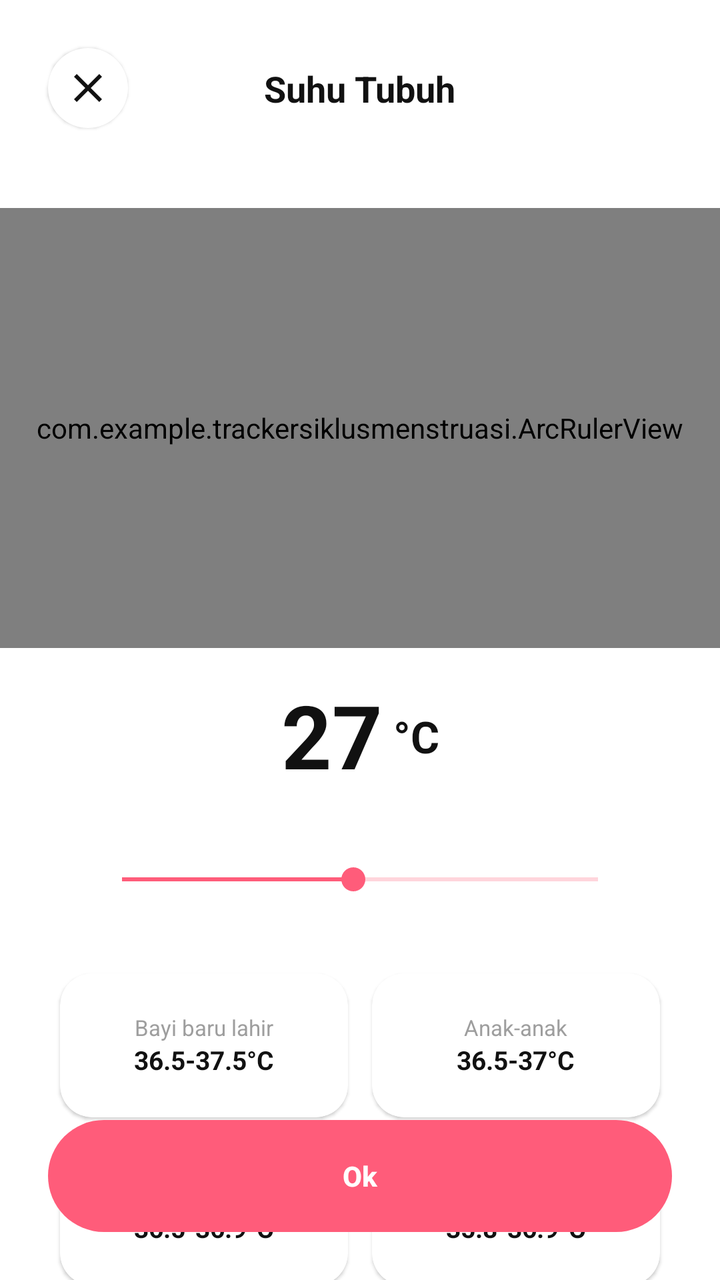
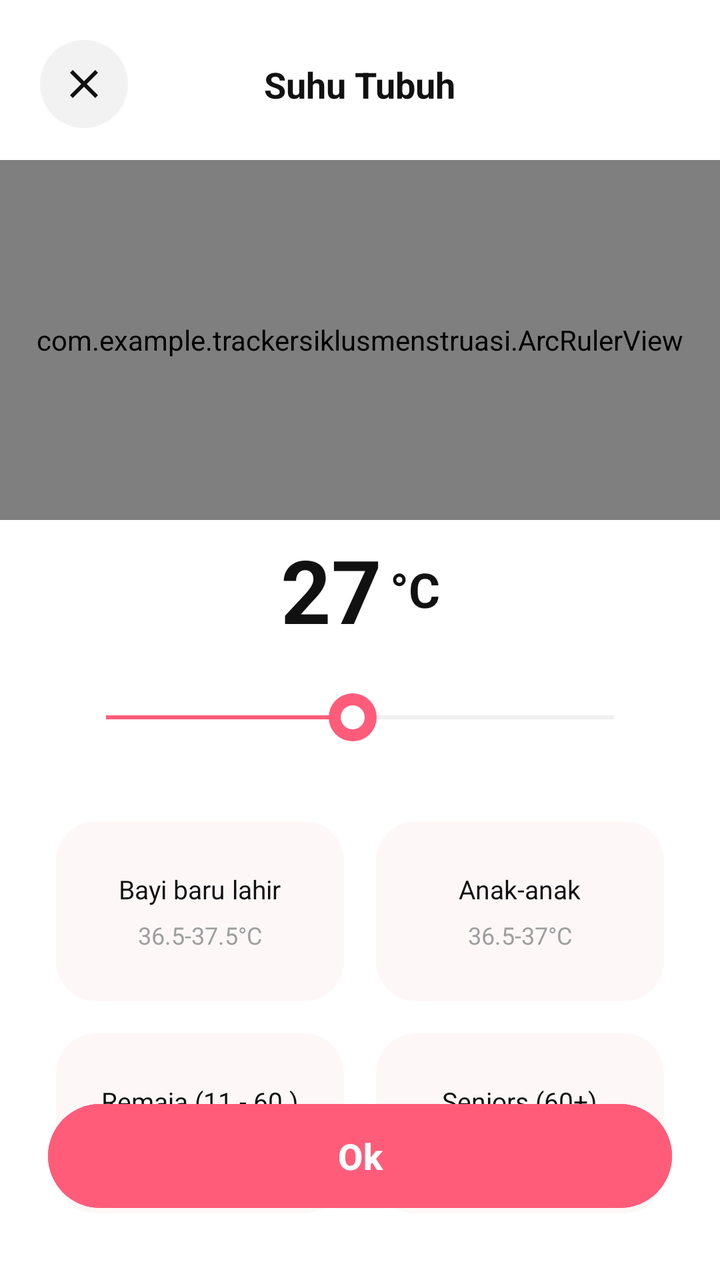

Two renders of the same Android screen: before a commit and after it. Below are the layout's source before the change and the commit's diff.
<!-- AndroidManifest.xml: application theme Theme.TrackerSiklusMenstruasi -->
<!-- res/layout/activity_temp_entry.xml -->
<?xml version="1.0" encoding="utf-8"?>
<androidx.constraintlayout.widget.ConstraintLayout xmlns:android="http://schemas.android.com/apk/res/android"
    xmlns:app="http://schemas.android.com/apk/res-auto"
    android:layout_width="match_parent"
    android:layout_height="match_parent"
    android:background="@color/white">

    <ImageButton
        android:id="@+id/btnClose"
        android:layout_width="40dp"
        android:layout_height="40dp"
        android:layout_marginStart="24dp"
        android:layout_marginTop="24dp"
        android:background="@drawable/bg_circle_white"
        android:elevation="1dp"
        android:src="@drawable/ic_close"
        app:layout_constraintStart_toStartOf="parent"
        app:layout_constraintTop_toTopOf="parent"
        app:tint="@color/black"
        android:contentDescription="Close" />

    <TextView
        android:layout_width="wrap_content"
        android:layout_height="wrap_content"
        android:text="Suhu Tubuh"
        android:textColor="@color/black"
        android:textSize="18sp"
        android:textStyle="bold"
        app:layout_constraintBottom_toBottomOf="@id/btnClose"
        app:layout_constraintEnd_toEndOf="parent"
        app:layout_constraintStart_toStartOf="parent"
        app:layout_constraintTop_toTopOf="@id/btnClose" />

    <com.example.trackersiklusmenstruasi.ArcRulerView
        android:id="@+id/arcRulerView"
        android:layout_width="match_parent"
        android:layout_height="220dp"
        android:layout_marginTop="40dp"
        app:layout_constraintTop_toBottomOf="@id/btnClose" />

    <LinearLayout
        android:id="@+id/tempDisplay"
        android:layout_width="wrap_content"
        android:layout_height="wrap_content"
        android:layout_marginTop="16dp"
        android:orientation="horizontal"
        android:gravity="bottom"
        app:layout_constraintEnd_toEndOf="parent"
        app:layout_constraintStart_toStartOf="parent"
        app:layout_constraintTop_toBottomOf="@id/arcRulerView">
        <TextView
            android:id="@+id/tvTempValue"
            android:layout_width="wrap_content"
            android:layout_height="wrap_content"
            android:text="27"
            android:textColor="@color/black"
            android:textSize="44sp"
            android:textStyle="bold" />
        <TextView
            android:layout_width="wrap_content"
            android:layout_height="wrap_content"
            android:text=" °C"
            android:textColor="@color/black"
            android:textSize="22sp"
            android:layout_marginBottom="8dp"
            android:textStyle="bold" />
    </LinearLayout>

    <SeekBar
        android:id="@+id/tempSeekBar"
        android:layout_width="0dp"
        android:layout_height="wrap_content"
        android:layout_marginTop="32dp"
        android:max="45"
        android:min="10"
        android:progress="27"
        android:progressTint="@color/pink_main"
        android:thumbTint="@color/pink_main"
        app:layout_constraintEnd_toEndOf="parent"
        app:layout_constraintStart_toStartOf="parent"
        app:layout_constraintTop_toBottomOf="@id/tempDisplay"
        app:layout_constraintWidth_percent="0.75" />

    <GridLayout
        android:layout_width="match_parent"
        android:layout_height="wrap_content"
        android:layout_marginTop="32dp"
        android:columnCount="2"
        android:paddingHorizontal="24dp"
        app:layout_constraintTop_toBottomOf="@id/tempSeekBar">

        <androidx.cardview.widget.CardView
            android:layout_width="0dp"
            android:layout_height="72dp"
            android:layout_columnWeight="1"
            android:layout_margin="6dp"
            app:cardCornerRadius="16dp"
            app:cardElevation="1dp">
            <LinearLayout android:layout_width="match_parent" android:layout_height="match_parent" android:orientation="vertical" android:gravity="center" android:padding="8dp">
                <TextView android:layout_width="wrap_content" android:layout_height="wrap_content" android:text="Bayi baru lahir" android:textSize="11sp" android:textColor="@color/gray" />
                <TextView android:layout_width="wrap_content" android:layout_height="wrap_content" android:text="36.5-37.5°C" android:textStyle="bold" android:textSize="13sp" android:textColor="@color/black" />
            </LinearLayout>
        </androidx.cardview.widget.CardView>

        <androidx.cardview.widget.CardView
            android:layout_width="0dp"
            android:layout_height="72dp"
            android:layout_columnWeight="1"
            android:layout_margin="6dp"
            app:cardCornerRadius="16dp"
            app:cardElevation="1dp">
            <LinearLayout android:layout_width="match_parent" android:layout_height="match_parent" android:orientation="vertical" android:gravity="center" android:padding="8dp">
                <TextView android:layout_width="wrap_content" android:layout_height="wrap_content" android:text="Anak-anak" android:textSize="11sp" android:textColor="@color/gray" />
                <TextView android:layout_width="wrap_content" android:layout_height="wrap_content" android:text="36.5-37°C" android:textStyle="bold" android:textSize="13sp" android:textColor="@color/black" />
            </LinearLayout>
        </androidx.cardview.widget.CardView>

        <androidx.cardview.widget.CardView
            android:layout_width="0dp"
            android:layout_height="72dp"
            android:layout_columnWeight="1"
            android:layout_margin="6dp"
            app:cardCornerRadius="16dp"
            app:cardElevation="1dp">
            <LinearLayout android:layout_width="match_parent" android:layout_height="match_parent" android:orientation="vertical" android:gravity="center" android:padding="8dp">
                <TextView android:layout_width="wrap_content" android:layout_height="wrap_content" android:text="Remaja (11 - 60)" android:textSize="11sp" android:textColor="@color/gray" />
                <TextView android:layout_width="wrap_content" android:layout_height="wrap_content" android:text="36.5-36.9°C" android:textStyle="bold" android:textSize="13sp" android:textColor="@color/black" />
            </LinearLayout>
        </androidx.cardview.widget.CardView>

        <androidx.cardview.widget.CardView
            android:layout_width="0dp"
            android:layout_height="72dp"
            android:layout_columnWeight="1"
            android:layout_margin="6dp"
            app:cardCornerRadius="16dp"
            app:cardElevation="1dp">
            <LinearLayout android:layout_width="match_parent" android:layout_height="match_parent" android:orientation="vertical" android:gravity="center" android:padding="8dp">
                <TextView android:layout_width="wrap_content" android:layout_height="wrap_content" android:text="Seniors (60+)" android:textSize="11sp" android:textColor="@color/gray" />
                <TextView android:layout_width="wrap_content" android:layout_height="wrap_content" android:text="35.8-36.9°C" android:textStyle="bold" android:textSize="13sp" android:textColor="@color/black" />
            </LinearLayout>
        </androidx.cardview.widget.CardView>

    </GridLayout>

    <Button
        android:id="@+id/btnOk"
        android:layout_width="match_parent"
        android:layout_height="56dp"
        android:layout_marginHorizontal="24dp"
        android:layout_marginBottom="24dp"
        android:background="@drawable/bg_button_pink"
        android:text="Ok"
        android:textAllCaps="false"
        android:textColor="@android:color/white"
        android:textStyle="bold"
        app:backgroundTint="@color/pink_main"
        app:layout_constraintBottom_toBottomOf="parent" />

</androidx.constraintlayout.widget.ConstraintLayout>
<!-- resources referenced by this layout -->
<resources>
  <color name="black">#111111</color>
  <color name="gray">#9E9E9E</color>
  <color name="pink_main">#FF5C7A</color>
  <color name="white">#FFFFFF</color>
  <!-- drawable bg_button_pink (drawable) -->
  <?xml version="1.0" encoding="utf-8"?>
  <ripple xmlns:android="http://schemas.android.com/apk/res/android"
      android:color="#40FFFFFF">
      <item>
          <shape android:shape="rectangle">
              <solid android:color="@color/pink_main" />
              <corners android:radius="30dp" />
          </shape>
      </item>
  </ripple>
  <!-- drawable bg_circle_white (drawable) -->
  <?xml version="1.0" encoding="utf-8"?>
  <shape xmlns:android="http://schemas.android.com/apk/res/android"
      android:shape="oval">
      <solid android:color="@color/white" />
  </shape>
  <!-- drawable ic_close (drawable) -->
  <vector xmlns:android="http://schemas.android.com/apk/res/android"
      android:width="24dp"
      android:height="24dp"
      android:viewportWidth="24"
      android:viewportHeight="24">
      <path
          android:fillColor="#000000"
          android:pathData="M19,6.41L17.59,5L12,10.59L6.41,5L5,6.41L10.59,12L5,17.59L6.41,19L12,13.41L17.59,19L19,17.59L13.41,12L19,6.41Z" />
  </vector>
  <style name="Theme.TrackerSiklusMenstruasi" parent="Base.Theme.TrackerSiklusMenstruasi">
          
          <item name="android:editTextColor">@color/pink_main</item>
          <item name="android:textColorPrimary">@color/pink_main</item>
      </style>
  <style name="Base.Theme.TrackerSiklusMenstruasi" parent="Theme.Material3.DayNight.NoActionBar">
          
          <item name="colorPrimary">@color/pink_main</item>
          <item name="colorControlNormal">@color/pink_main</item>
      </style>
</resources>

<!-- the commit's change to res/layout/activity_temp_entry.xml (unified diff, before → after) -->
@@ -1,48 +1,57 @@
 <?xml version="1.0" encoding="utf-8"?>
 <androidx.constraintlayout.widget.ConstraintLayout xmlns:android="http://schemas.android.com/apk/res/android"
     xmlns:app="http://schemas.android.com/apk/res-auto"
+    xmlns:tools="http://schemas.android.com/tools"
     android:layout_width="match_parent"
     android:layout_height="match_parent"
     android:background="@color/white">
 
-    <ImageButton
-        android:id="@+id/btnClose"
-        android:layout_width="40dp"
-        android:layout_height="40dp"
-        android:layout_marginStart="24dp"
-        android:layout_marginTop="24dp"
-        android:background="@drawable/bg_circle_white"
-        android:elevation="1dp"
-        android:src="@drawable/ic_close"
-        app:layout_constraintStart_toStartOf="parent"
-        app:layout_constraintTop_toTopOf="parent"
-        app:tint="@color/black"
-        android:contentDescription="Close" />
+    
+    <androidx.constraintlayout.widget.ConstraintLayout
+        android:id="@+id/header"
+        android:layout_width="match_parent"
+        android:layout_height="wrap_content"
+        android:paddingHorizontal="20dp"
+        android:paddingTop="20dp"
+        app:layout_constraintTop_toTopOf="parent">
 
-    <TextView
-        android:layout_width="wrap_content"
-        android:layout_height="wrap_content"
-        android:text="Suhu Tubuh"
-        android:textColor="@color/black"
-        android:textSize="18sp"
-        android:textStyle="bold"
-        app:layout_constraintBottom_toBottomOf="@id/btnClose"
-        app:layout_constraintEnd_toEndOf="parent"
-        app:layout_constraintStart_toStartOf="parent"
-        app:layout_constraintTop_toTopOf="@id/btnClose" />
+        <ImageButton
+            android:id="@+id/btnClose"
+            android:layout_width="44dp"
+            android:layout_height="44dp"
+            android:background="@drawable/bg_circle_button"
+            android:src="@drawable/ic_close"
+            app:layout_constraintStart_toStartOf="parent"
+            app:layout_constraintTop_toTopOf="parent"
+            app:tint="@color/black" />
 
+        <TextView
+            android:layout_width="wrap_content"
+            android:layout_height="wrap_content"
+            android:text="Suhu Tubuh"
+            android:textColor="@color/black"
+            android:textSize="18sp"
+            android:textStyle="bold"
+            app:layout_constraintBottom_toBottomOf="@id/btnClose"
+            app:layout_constraintEnd_toEndOf="parent"
+            app:layout_constraintStart_toStartOf="parent"
+            app:layout_constraintTop_toTopOf="@id/btnClose" />
+    </androidx.constraintlayout.widget.ConstraintLayout>
+
+    
     <com.example.trackersiklusmenstruasi.ArcRulerView
         android:id="@+id/arcRulerView"
         android:layout_width="match_parent"
-        android:layout_height="220dp"
-        android:layout_marginTop="40dp"
-        app:layout_constraintTop_toBottomOf="@id/btnClose" />
+        android:layout_height="180dp"
+        android:layout_marginTop="16dp"
+        app:layout_constraintTop_toBottomOf="@id/header" />
 
+    
     <LinearLayout
         android:id="@+id/tempDisplay"
         android:layout_width="wrap_content"
         android:layout_height="wrap_content"
-        android:layout_marginTop="16dp"
+        android:layout_marginTop="8dp"
         android:orientation="horizontal"
         android:gravity="bottom"
         app:layout_constraintEnd_toEndOf="parent"
@@ -59,10 +68,11 @@
         <TextView
             android:layout_width="wrap_content"
             android:layout_height="wrap_content"
-            android:text=" °C"
+            android:text="°C"
             android:textColor="@color/black"
-            android:textSize="22sp"
+            android:textSize="24sp"
             android:layout_marginBottom="8dp"
+            android:layout_marginStart="4dp"
             android:textStyle="bold" />
     </LinearLayout>
 
@@ -70,74 +80,80 @@
         android:id="@+id/tempSeekBar"
         android:layout_width="0dp"
         android:layout_height="wrap_content"
-        android:layout_marginTop="32dp"
+        android:layout_marginTop="20dp"
         android:max="45"
         android:min="10"
         android:progress="27"
-        android:progressTint="@color/pink_main"
-        android:thumbTint="@color/pink_main"
+        android:progressDrawable="@drawable/seekbar_track_pink"
+        android:thumb="@drawable/seekbar_thumb_pink"
+        android:splitTrack="false"
         app:layout_constraintEnd_toEndOf="parent"
         app:layout_constraintStart_toStartOf="parent"
         app:layout_constraintTop_toBottomOf="@id/tempDisplay"
-        app:layout_constraintWidth_percent="0.75" />
+        app:layout_constraintWidth_percent="0.8" />
 
+    
     <GridLayout
         android:layout_width="match_parent"
         android:layout_height="wrap_content"
         android:layout_marginTop="32dp"
         android:columnCount="2"
-        android:paddingHorizontal="24dp"
+        android:paddingHorizontal="20dp"
         app:layout_constraintTop_toBottomOf="@id/tempSeekBar">
 
         <androidx.cardview.widget.CardView
             android:layout_width="0dp"
-            android:layout_height="72dp"
+            android:layout_height="90dp"
             android:layout_columnWeight="1"
-            android:layout_margin="6dp"
-            app:cardCornerRadius="16dp"
-            app:cardElevation="1dp">
-            <LinearLayout android:layout_width="match_parent" android:layout_height="match_parent" android:orientation="vertical" android:gravity="center" android:padding="8dp">
-                <TextView android:layout_width="wrap_content" android:layout_height="wrap_content" android:text="Bayi baru lahir" android:textSize="11sp" android:textColor="@color/gray" />
-                <TextView android:layout_width="wrap_content" android:layout_height="wrap_content" android:text="36.5-37.5°C" android:textStyle="bold" android:textSize="13sp" android:textColor="@color/black" />
+            android:layout_margin="8dp"
+            app:cardCornerRadius="20dp"
+            app:cardElevation="0dp"
+            app:cardBackgroundColor="#FDF7F8">
+            <LinearLayout android:layout_width="match_parent" android:layout_height="match_parent" android:orientation="vertical" android:gravity="center" android:padding="12dp">
+                <TextView android:layout_width="wrap_content" android:layout_height="wrap_content" android:text="Bayi baru lahir" android:textSize="13sp" android:textColor="@color/black" />
+                <TextView android:layout_width="wrap_content" android:layout_height="wrap_content" android:layout_marginTop="6dp" android:text="36.5-37.5°C" android:textColor="@color/gray" android:textSize="12sp" />
             </LinearLayout>
         </androidx.cardview.widget.CardView>
 
         <androidx.cardview.widget.CardView
             android:layout_width="0dp"
-            android:layout_height="72dp"
+            android:layout_height="90dp"
             android:layout_columnWeight="1"
-            android:layout_margin="6dp"
-            app:cardCornerRadius="16dp"
-            app:cardElevation="1dp">
-            <LinearLayout android:layout_width="match_parent" android:layout_height="match_parent" android:orientation="vertical" android:gravity="center" android:padding="8dp">
-                <TextView android:layout_width="wrap_content" android:layout_height="wrap_content" android:text="Anak-anak" android:textSize="11sp" android:textColor="@color/gray" />
-                <TextView android:layout_width="wrap_content" android:layout_height="wrap_content" android:text="36.5-37°C" android:textStyle="bold" android:textSize="13sp" android:textColor="@color/black" />
+            android:layout_margin="8dp"
+            app:cardCornerRadius="20dp"
+            app:cardElevation="0dp"
+            app:cardBackgroundColor="#FDF7F8">
+            <LinearLayout android:layout_width="match_parent" android:layout_height="match_parent" android:orientation="vertical" android:gravity="center" android:padding="12dp">
+                <TextView android:layout_width="wrap_content" android:layout_height="wrap_content" android:text="Anak-anak" android:textSize="13sp" android:textColor="@color/black" />
+                <TextView android:layout_width="wrap_content" android:layout_height="wrap_content" android:layout_marginTop="6dp" android:text="36.5-37°C" android:textColor="@color/gray" android:textSize="12sp" />
             </LinearLayout>
         </androidx.cardview.widget.CardView>
 
         <androidx.cardview.widget.CardView
             android:layout_width="0dp"
-            android:layout_height="72dp"
+            android:layout_height="90dp"
             android:layout_columnWeight="1"
-            android:layout_margin="6dp"
-            app:cardCornerRadius="16dp"
-            app:cardElevation="1dp">
-            <LinearLayout android:layout_width="match_parent" android:layout_height="match_parent" android:orientation="vertical" android:gravity="center" android:padding="8dp">
-                <TextView android:layout_width="wrap_content" android:layout_height="wrap_content" android:text="Remaja (11 - 60)" android:textSize="11sp" android:textColor="@color/gray" />
-                <TextView android:layout_width="wrap_content" android:layout_height="wrap_content" android:text="36.5-36.9°C" android:textStyle="bold" android:textSize="13sp" android:textColor="@color/black" />
+            android:layout_margin="8dp"
+            app:cardCornerRadius="20dp"
+            app:cardElevation="0dp"
+            app:cardBackgroundColor="#FDF7F8">
+            <LinearLayout android:layout_width="match_parent" android:layout_height="match_parent" android:orientation="vertical" android:gravity="center" android:padding="12dp">
+                <TextView android:layout_width="wrap_content" android:layout_height="wrap_content" android:text="Remaja (11 - 60 )" android:textSize="13sp" android:textColor="@color/black" />
+                <TextView android:layout_width="wrap_content" android:layout_height="wrap_content" android:layout_marginTop="6dp" android:text="36.5-37.6°C" android:textColor="@color/gray" android:textSize="12sp" />
             </LinearLayout>
         </androidx.cardview.widget.CardView>
 
         <androidx.cardview.widget.CardView
             android:layout_width="0dp"
-            android:layout_height="72dp"
+            android:layout_height="90dp"
             android:layout_columnWeight="1"
-            android:layout_margin="6dp"
-            app:cardCornerRadius="16dp"
-            app:cardElevation="1dp">
-            <LinearLayout android:layout_width="match_parent" android:layout_height="match_parent" android:orientation="vertical" android:gravity="center" android:padding="8dp">
-                <TextView android:layout_width="wrap_content" android:layout_height="wrap_content" android:text="Seniors (60+)" android:textSize="11sp" android:textColor="@color/gray" />
-                <TextView android:layout_width="wrap_content" android:layout_height="wrap_content" android:text="35.8-36.9°C" android:textStyle="bold" android:textSize="13sp" android:textColor="@color/black" />
+            android:layout_margin="8dp"
+            app:cardCornerRadius="20dp"
+            app:cardElevation="0dp"
+            app:cardBackgroundColor="#FDF7F8">
+            <LinearLayout android:layout_width="match_parent" android:layout_height="match_parent" android:orientation="vertical" android:gravity="center" android:padding="12dp">
+                <TextView android:layout_width="wrap_content" android:layout_height="wrap_content" android:text="Seniors (60+)" android:textSize="13sp" android:textColor="@color/black" />
+                <TextView android:layout_width="wrap_content" android:layout_height="wrap_content" android:layout_marginTop="6dp" android:text="35.8-36.9°C" android:textColor="@color/gray" android:textSize="12sp" />
             </LinearLayout>
         </androidx.cardview.widget.CardView>
 
@@ -146,15 +162,16 @@
     <Button
         android:id="@+id/btnOk"
         android:layout_width="match_parent"
-        android:layout_height="56dp"
+        android:layout_height="60dp"
         android:layout_marginHorizontal="24dp"
-        android:layout_marginBottom="24dp"
-        android:background="@drawable/bg_button_pink"
+        android:layout_marginBottom="32dp"
+        android:backgroundTint="@color/pink_main"
         android:text="Ok"
         android:textAllCaps="false"
-        android:textColor="@android:color/white"
+        android:textColor="@color/white"
+        android:textSize="18sp"
         android:textStyle="bold"
-        app:backgroundTint="@color/pink_main"
+        app:cornerRadius="30dp"
         app:layout_constraintBottom_toBottomOf="parent" />
 
 </androidx.constraintlayout.widget.ConstraintLayout>
<!-- resource entries referenced after the edit -->
@@ -4,22 +4,11 @@
   <color name="gray">#9E9E9E</color>
   <color name="pink_main">#FF5C7A</color>
   <color name="white">#FFFFFF</color>
-  <!-- drawable bg_button_pink (drawable) -->
-  <?xml version="1.0" encoding="utf-8"?>
-  <ripple xmlns:android="http://schemas.android.com/apk/res/android"
-      android:color="#40FFFFFF">
-      <item>
-          <shape android:shape="rectangle">
-              <solid android:color="@color/pink_main" />
-              <corners android:radius="30dp" />
-          </shape>
-      </item>
-  </ripple>
-  <!-- drawable bg_circle_white (drawable) -->
+  <!-- drawable bg_circle_button (drawable) -->
   <?xml version="1.0" encoding="utf-8"?>
   <shape xmlns:android="http://schemas.android.com/apk/res/android"
       android:shape="oval">
-      <solid android:color="@color/white" />
+      <solid android:color="#F2F2F2" />
   </shape>
   <!-- drawable ic_close (drawable) -->
   <vector xmlns:android="http://schemas.android.com/apk/res/android"
@@ -31,10 +20,45 @@
           android:fillColor="#000000"
           android:pathData="M19,6.41L17.59,5L12,10.59L6.41,5L5,6.41L10.59,12L5,17.59L6.41,19L12,13.41L17.59,19L19,17.59L13.41,12L19,6.41Z" />
   </vector>
+  <!-- drawable seekbar_thumb_pink (drawable) -->
+  <?xml version="1.0" encoding="utf-8"?>
+  <layer-list xmlns:android="http://schemas.android.com/apk/res/android">
+      <item>
+          <shape android:shape="oval">
+              <size android:width="24dp" android:height="24dp" />
+              <solid android:color="@color/pink_main" />
+          </shape>
+      </item>
+      <item android:top="6dp" android:left="6dp" android:right="6dp" android:bottom="6dp">
+          <shape android:shape="oval">
+              <solid android:color="@color/white" />
+          </shape>
+      </item>
+  </layer-list>
+  <!-- drawable seekbar_track_pink (drawable) -->
+  <?xml version="1.0" encoding="utf-8"?>
+  <layer-list xmlns:android="http://schemas.android.com/apk/res/android">
+      <item android:id="@android:id/background">
+          <shape android:shape="line">
+              <stroke android:width="2dp" android:color="#F0F0F0" />
+          </shape>
+      </item>
+      <item android:id="@android:id/progress">
+          <clip>
+              <shape android:shape="line">
+                  <stroke android:width="2dp" android:color="@color/pink_main" />
+              </shape>
+          </clip>
+      </item>
+  </layer-list>
   <style name="Theme.TrackerSiklusMenstruasi" parent="Base.Theme.TrackerSiklusMenstruasi">
           
           <item name="android:editTextColor">@color/pink_main</item>
           <item name="android:textColorPrimary">@color/pink_main</item>
+          <item name="android:navigationBarColor">@android:color/transparent</item>
+          <item name="android:windowTranslucentNavigation">true</item>
+          <item name="android:statusBarColor">@android:color/transparent</item>
+          <item name="android:windowLightStatusBar">true</item>
       </style>
   <style name="Base.Theme.TrackerSiklusMenstruasi" parent="Theme.Material3.DayNight.NoActionBar">
           
